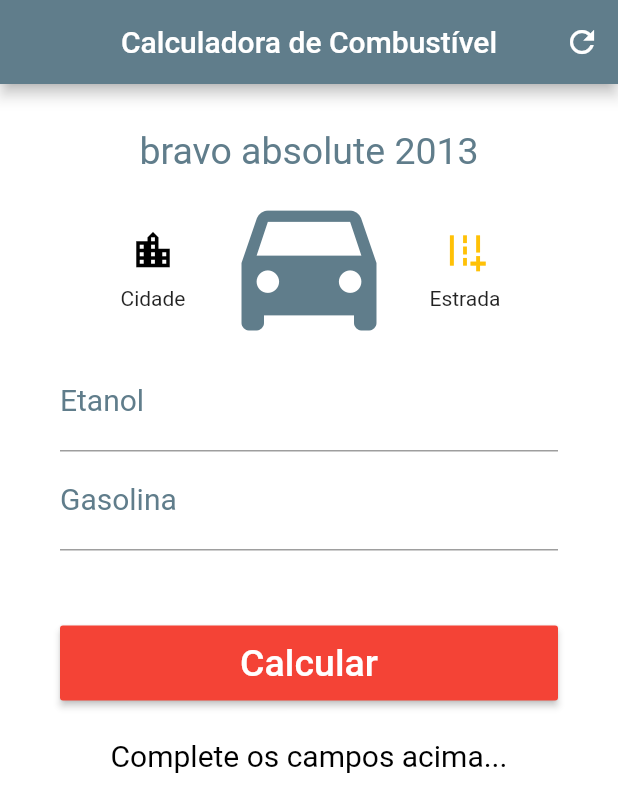
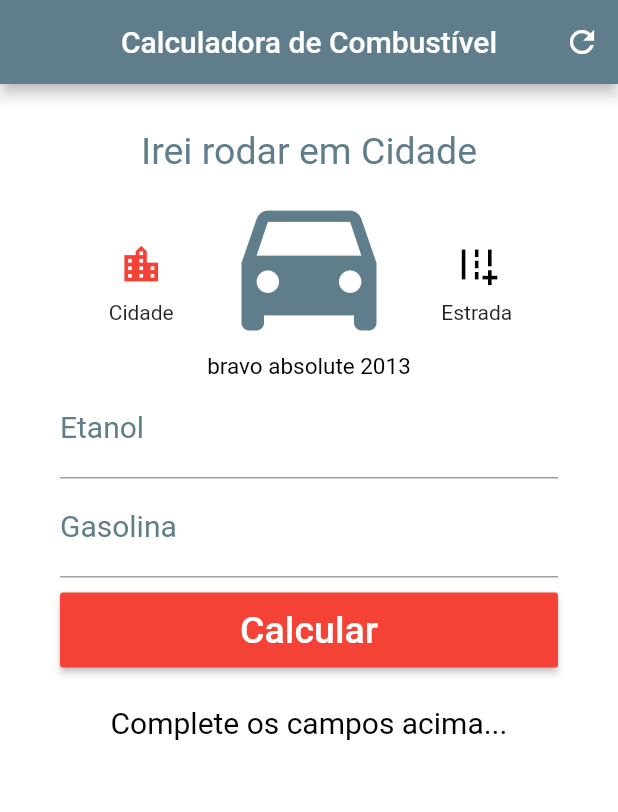
Before and after one commit to GustavoNeri02/FuelCalculator, a Flutter app: the screen it shows after launch, after a tap on the "location city" icon, on a phone screen of 412 x 824 dp. Shown: the top 812 px of the screen. Run offline on Flutter 3.47's test engine with Material 2 defaults, Android fonts, the phone set to English and light mode, and no system bars.

Commit message:
Projeto finaliado

```diff
--- a/fuel_calculator/lib/main.dart
+++ b/fuel_calculator/lib/main.dart
@@ -20,6 +20,7 @@ class _HomeState extends State<Home> {
   TextEditingController ethanolController = TextEditingController();
   TextEditingController gasolineController = TextEditingController();
 
+  String _tipChosen = "Irei rodar em:";
   String _info = "Complete os campos acima...";
   String _winner = "";
 
@@ -27,19 +28,17 @@ class _HomeState extends State<Home> {
   double _proportionRoadBravoEssence2013Dualogic = (7.5 / 10.9) - (1 / 100);
 
   bool _typeOfRoad;
-  bool _objStyle = true;
-
-  void changeStyle(){
-    setState(() {
-      _objStyle = false;
-    });
-  }
+  Color _iconColor = Colors.black;
+  Color _icon2Color = Colors.black;
 
   void _refresh() {
     ethanolController.text = "";
     gasolineController.text = "";
     _winner = "";
+    _iconColor = Colors.black;
+    _icon2Color = Colors.black;
     setState(() {
+      _tipChosen = "Irei rodar em:";
       _info = "Complete os campos acima...";
       _typeOfRoad = null;
     });
@@ -80,7 +79,6 @@ class _HomeState extends State<Home> {
 
   @override
   Widget build(BuildContext context) {
-    Color _iconColor = Colors.amber;
     return Scaffold(
       appBar: AppBar(
         title: Text("Calculadora de Combustível"),
@@ -106,11 +104,8 @@ class _HomeState extends State<Home> {
               crossAxisAlignment: CrossAxisAlignment.stretch,
               children: [
                 Text(
-                  "bravo absolute 2013",
-                  style: TextStyle(
-                    fontSize: 25,
-                    color: Colors.blueGrey,
-                  ),
+                  _tipChosen,
+                  style: TextStyle(color: Colors.blueGrey, fontSize: 25),
                   textAlign: TextAlign.center,
                 ),
                 Row(
@@ -119,19 +114,19 @@ class _HomeState extends State<Home> {
                     Column(
                       children: [
                         IconButton(
-                          icon:
-                          Icon(Icons.location_city),
+                          icon: Icon(
+                            Icons.location_city,
+                          ),
                           iconSize: 30,
-                          color: _objStyle? Colors.black
-                              : Colors.red,
+                          color: _iconColor,
                           onPressed: () {
                             //false == city
                             this._typeOfRoad = false;
                             setState(() {
-                                print("botão cliclado");
-
+                              _iconColor = Colors.red;
+                              _icon2Color = Colors.black;
+                              _tipChosen = "Irei rodar em Cidade";
                             });
-                            _iconColor = Colors.black;
                           },
                           //mensagem ao pressionar
                           tooltip: "Cidade",
@@ -140,19 +135,33 @@ class _HomeState extends State<Home> {
                       ],
                     ),
                     Padding(padding: EdgeInsets.only(left: 10, right: 10)),
-                    Icon(Icons.directions_car,
-                        color: Colors.blueGrey, size: 120),
+                    Column(
+                      children: [
+                        Icon(Icons.directions_car,
+                            color: Colors.blueGrey, size: 120),
+                        Text(
+                          "bravo absolute 2013",
+                          style: TextStyle(
+                            fontSize: 15,
+                            color: Colors.black,
+                          ),
+                          textAlign: TextAlign.center,
+                        ),
+                      ],
+                    ),
                     Padding(padding: EdgeInsets.only(left: 10, right: 10)),
                     Column(
                       children: [
                         IconButton(
                           icon: Icon(Icons.add_road),
                           iconSize: 30,
-                          color: _iconColor,
+                          color: _icon2Color,
                           onPressed: () {
                             this._typeOfRoad = true;
                             setState(() {
                               _iconColor = Colors.black;
+                              _icon2Color = Colors.red;
+                              _tipChosen = "Irei rodar em Estrada";
                             });
                           },
                           //mensagem ao pressionar
@@ -198,7 +207,7 @@ class _HomeState extends State<Home> {
                   },
                 ),
                 Padding(
-                  padding: EdgeInsets.only(top: 50, bottom: 25),
+                  padding: EdgeInsets.only(top: 10, bottom: 25),
                   child: Container(
                     height: 50,
                     child: RaisedButton(
```
